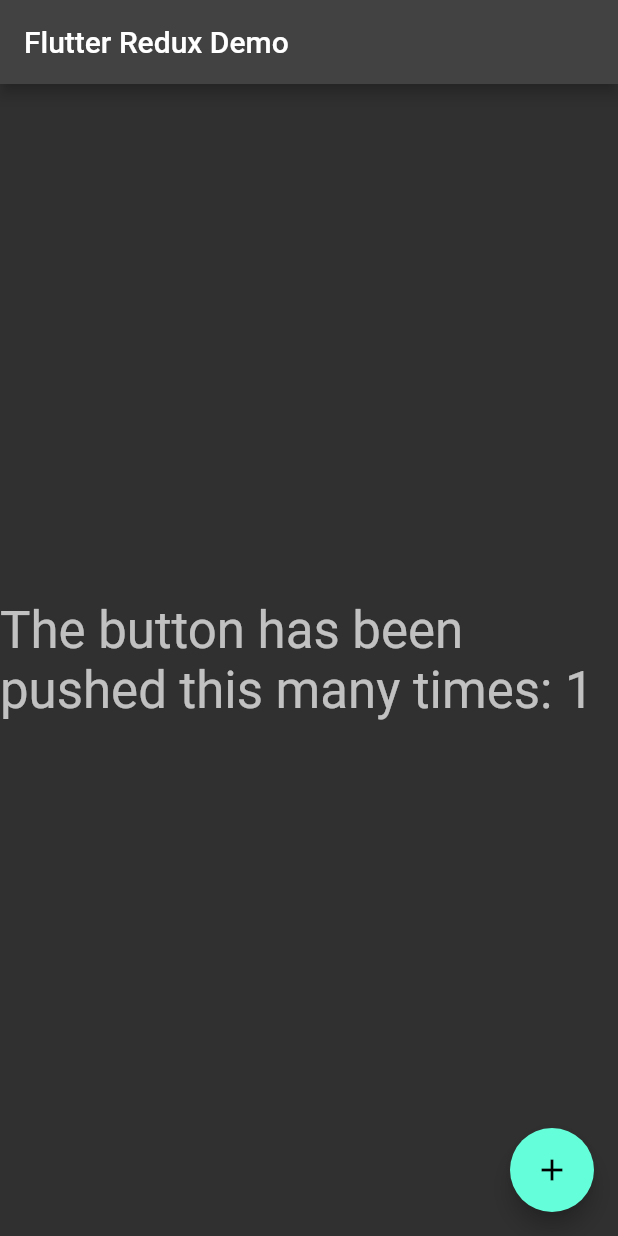
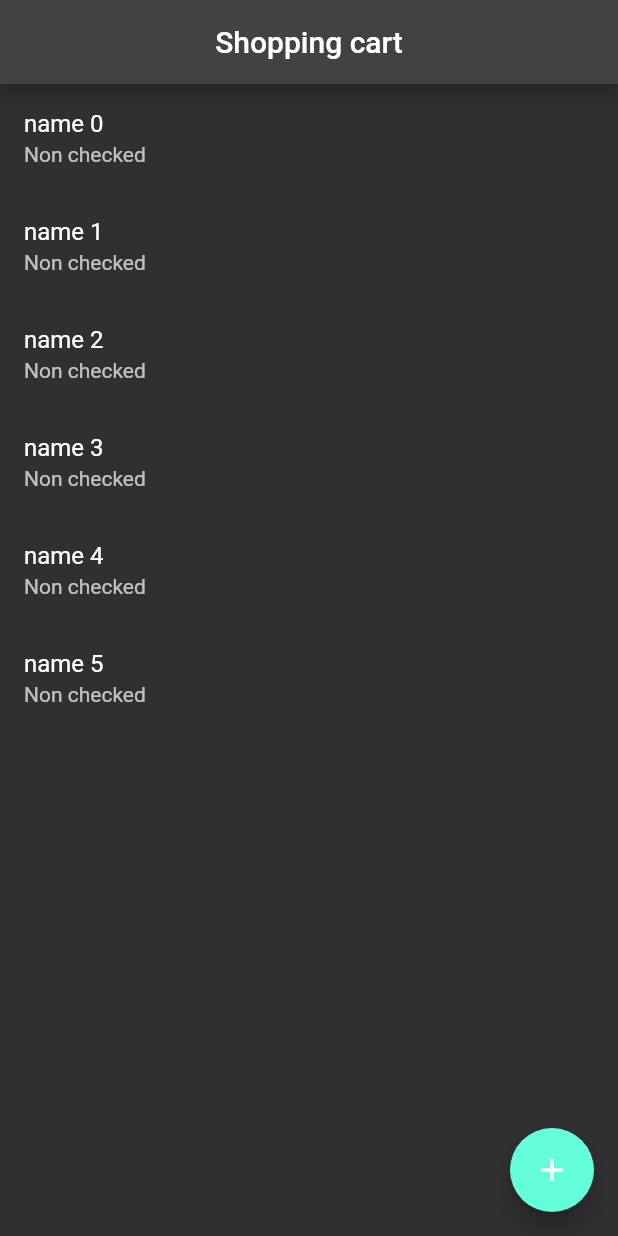
Before and after one commit to EngrTAHAR-Noureddine/Flutter_StateMangament, a Flutter app: the screen it shows after launch, after a tap on the "add" icon, on a phone screen of 412 x 824 dp. Run offline on Flutter 3.47's test engine with Material 2 defaults, Android fonts, the phone set to English and light mode, and no system bars; our stand-ins replace dio, flutter_redux, flutter_riverpod, redux.

Commit message:
add redux functionality without middleware

```diff
--- a/my_redux_flutter/lib/main.dart
+++ b/my_redux_flutter/lib/main.dart
@@ -1,109 +1,32 @@
 import 'package:flutter/material.dart';
 import 'package:flutter_redux/flutter_redux.dart';
-import 'package:redux/redux.dart';
+import 'package:my_redux_flutter/redux/state/AppState.dart';
+import 'package:my_redux_flutter/redux/store/R_Store.dart';
+import 'package:my_redux_flutter/view/home.dart';
 
-// One simple action: Increment
-enum Actions { Increment }
-
-// The reducer, which takes the previous count and increments it in response
-// to an Increment action.
-int counterReducer(int state, dynamic action) {
-  if (action == Actions.Increment) {
-    return state + 1;
-  }
-
-  return state;
-}
 
 void main() {
-  // Create your store as a final variable in the main function or inside a
-  // State object. This works better with Hot Reload than creating it directly
-  // in the `build` function.
-  final store = Store<int>(counterReducer, initialState: 0);
 
-  runApp(MyApp(
-    title: 'Flutter Redux Demo',
-    store: store,
-  ));
+  StoreSingleton().initialize();
+
+  runApp(const MyApp());
 }
 
 class MyApp extends StatelessWidget {
-  final Store<int> store;
-  final String title;
-
-  const MyApp({
-    Key? key,
-    required this.store,
-    required this.title,
-  }) : super(key: key);
+  const MyApp({Key? key}) : super(key: key);
 
   @override
   Widget build(BuildContext context) {
-    // The StoreProvider should wrap your MaterialApp or WidgetsApp. This will
-    // ensure all routes have access to the store.
-    return StoreProvider<int>(
-      // Pass the store to the StoreProvider. Any ancestor `StoreConnector`
-      // Widgets will find and use this value as the `Store`.
-      store: store,
-      child: MaterialApp(
-        theme: ThemeData.dark(),
-        title: title,
-        home: Scaffold(
-          appBar: AppBar(
-            title: Text(title),
-          ),
-          body: Center(
-            child: Column(
-              mainAxisAlignment: MainAxisAlignment.center,
-              children: [
-                // Connect the Store to a Text Widget that renders the current
-                // count.
-                //
-                // We'll wrap the Text Widget in a `StoreConnector` Widget. The
-                // `StoreConnector` will find the `Store` from the nearest
-                // `StoreProvider` ancestor, convert it into a String of the
-                // latest count, and pass that String  to the `builder` function
-                // as the `count`.
-                //
-                // Every time the button is tapped, an action is dispatched and
-                // run through the reducer. After the reducer updates the state,
-                // the Widget will be automatically rebuilt with the latest
-                // count. No need to manually manage subscriptions or Streams!
-                StoreConnector<int, String>(
-                  converter: (store) => store.state.toString(),
-                  builder: (context, count) {
-                    return Text(
-                      'The button has been pushed this many times: $count',
-                      style: Theme.of(context).textTheme.headline4,
-                    );
-                  },
-                )
-              ],
-            ),
-          ),
-          // Connect the Store to a FloatingActionButton. In this case, we'll
-          // use the Store to build a callback that will dispatch an Increment
-          // Action.
-          //
-          // Then, we'll pass this callback to the button's `onPressed` handler.
-          floatingActionButton: StoreConnector<int, VoidCallback>(
-            converter: (store) {
-              // Return a `VoidCallback`, which is a fancy name for a function
-              // with no parameters and no return value.
-              // It only dispatches an Increment action.
-              return () => store.dispatch(Actions.Increment);
-            },
-            builder: (context, callback) {
-              return FloatingActionButton(
-                // Attach the `callback` to the `onPressed` attribute
-                onPressed: callback,
-                tooltip: 'Increment',
-                child: const Icon(Icons.add),
-              );
-            },
-          ),
-        ),
-      ),
+
+    return StoreProvider<AppState>(
+
+        store: StoreSingleton().store,
+        child: MaterialApp(
+          theme: ThemeData.dark(),
+          title: "redux",
+          home: const HomePage()
+        )
     );
+
   }
 }
--- /dev/null
+++ b/my_redux_flutter/lib/redux/action/action_model.dart
@@ -0,0 +1,8 @@
+class ActionModel{
+
+  dynamic type;
+  dynamic payload;
+
+  ActionModel({required this.type , required this.payload});
+
+}
--- /dev/null
+++ b/my_redux_flutter/lib/redux/store/R_Store.dart
@@ -0,0 +1,28 @@
+import 'package:redux/redux.dart';
+
+
+import '../reducer/AppReducer.dart';
+import '../state/AppState.dart';
+
+
+class StoreSingleton{
+  static final StoreSingleton _storeSingleton = StoreSingleton._internal();
+
+  factory StoreSingleton() {
+    return _storeSingleton;
+  }
+
+  StoreSingleton._internal();
+
+  late Store<AppState> store;
+
+  initialize(){
+
+    store = Store<AppState>(
+      appReducer ,
+      initialState: AppState.initial(),
+    );
+
+  }
+
+}
--- /dev/null
+++ b/my_redux_flutter/lib/view/home.dart
@@ -0,0 +1,84 @@
+import 'package:flutter/material.dart';
+import 'package:flutter_redux/flutter_redux.dart';
+import 'package:my_redux_flutter/model/CartItem.dart';
+import 'package:redux/redux.dart';
+
+import '../redux/action/Actions.dart';
+import '../redux/action/action_model.dart';
+import '../redux/state/AppState.dart';
+
+class HomePage extends StatelessWidget {
+  const HomePage({Key? key}) : super(key: key);
+
+  Future<void> callNineOneOne(Store store)async{
+
+    await Future.delayed(const Duration(seconds: 2), () {
+      List<CartItem> cartsItem = List.generate(5, (index) => CartItem(name: "name $index", checked: false));
+
+      ActionModel actionModel = ActionModel(type: CartAction.LIST_CART , payload: cartsItem);
+      store.dispatch(actionModel);
+    },);
+
+  }
+
+  @override
+  Widget build(BuildContext context) {
+    return Scaffold(
+      appBar: AppBar(
+        title: const Text("Shopping cart"),
+        centerTitle: true,
+      ),
+
+      floatingActionButton: StoreConnector<AppState, VoidCallback>(
+          converter: (store) {
+            ActionModel actionModel = ActionModel(type: CartAction.NEW_CART , payload: CartItem(name: "name ${store.state.cartsState.listCarts.length}", checked: false));
+
+            return () => store.dispatch(actionModel);
+
+          },
+          builder: (context, callback) {
+                      return FloatingActionButton(
+                        onPressed: callback,
+                        child: const Icon(Icons.add , color: Colors.white,),
+                      );
+                    }
+      ),
+
+      body:StoreConnector<AppState, VoidCallback>(
+        converter: (store) {
+          ActionModel actionModel = ActionModel(type: CartAction.LOADING , payload: null);
+          return () => store.dispatch(actionModel);
+        },
+          // initialized the list
+          onInit: (store)async{
+
+            await callNineOneOne(store);
+
+          } ,
+          builder: (context,  callback) {
+
+              return StoreConnector<AppState, List>(
+                    converter: (store) => store.state.cartsState.listCarts,
+
+                    builder: (context,  list) {
+
+                            List<CartItem> cartItems = list as List<CartItem>;
+
+                            return ListView.builder(
+                                itemCount: cartItems.length,
+                                itemBuilder: (context, index){
+                                  return ListTile(
+                                    title: Text(cartItems[index].name.toString()),
+                                    subtitle: Text((cartItems[index].checked)?"Checked":"Non checked"),
+                                    onTap: (){},
+                                  );
+                                });
+                                                  },
+                      );
+
+        }
+      ),
+
+    );
+  }
+}
```
